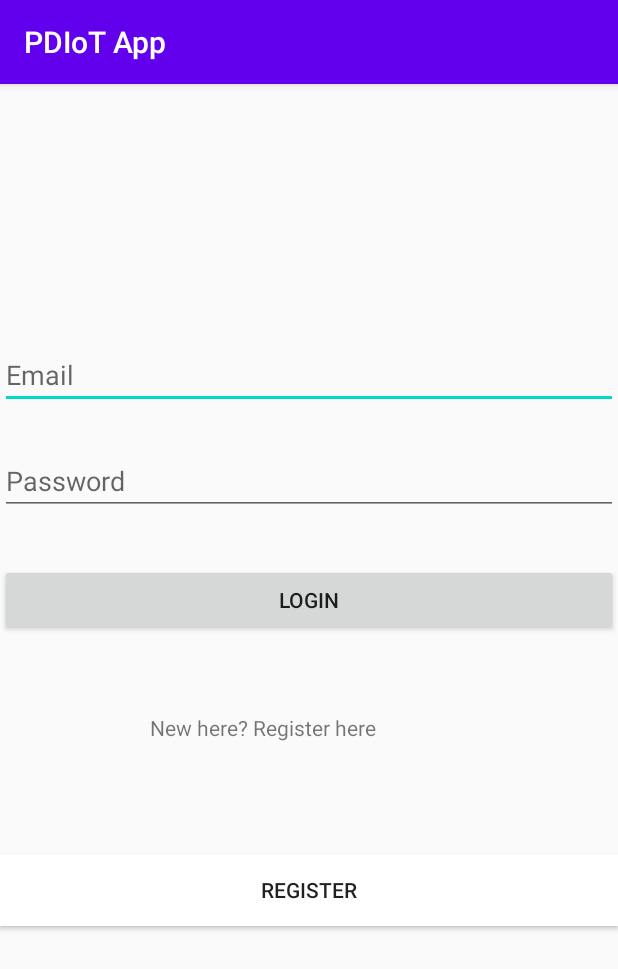
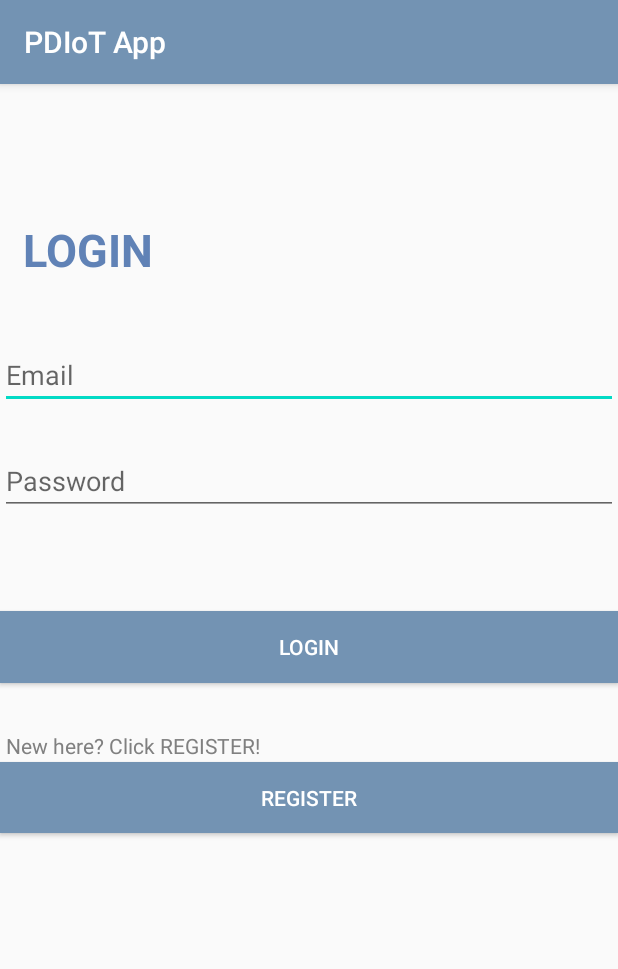
Before and after one commit to Harshitarnav/pdiot_app, an Android app: the screen it shows after launch (MainActivity), on a phone screen of 412 x 824 dp. Shown: the top 969 px of the screen. Run offline under Robolectric (Android 15) with nearby library versions, the light colour scheme and no system bars; our stand-ins replace Firebase (no records; nobody signed in at launch, a user with empty details on screens opened directly).

Commit message:
UI updated

```diff
--- a/app/src/main/res/layout/activity_start.xml
+++ b/app/src/main/res/layout/activity_start.xml
@@ -6,15 +6,32 @@
     android:layout_height="match_parent"
     tools:context=".MainActivity">
 
+
+    <TextView
+        android:id="@+id/textView3"
+        android:layout_width="wrap_content"
+        android:layout_height="wrap_content"
+        android:layout_alignParentStart="true"
+        android:layout_alignParentTop="true"
+        android:layout_marginStart="15dp"
+        android:layout_marginTop="90dp"
+        android:layout_marginBottom="62dp"
+        android:text="LOGIN"
+        android:textColor="#6082B6"
+        android:textSize="30dp"
+        android:textStyle="bold" />
+
     <TextView
         android:id="@+id/textView2"
         android:layout_width="219dp"
         android:layout_height="36dp"
-        android:layout_alignBottom="@+id/register"
+        android:layout_below="@+id/login"
+        android:layout_alignParentStart="true"
+        android:layout_marginStart="4dp"
         android:layout_marginLeft="100dp"
-        android:layout_marginTop="100px"
-        android:layout_marginBottom="106dp"
-        android:text="New here? Register here"
+        android:layout_marginTop="32dp"
+        android:text="New here? Click REGISTER!"
+        android:textColor="#808080"
         app:layout_constraintBottom_toTopOf="@+id/register"
         app:layout_constraintEnd_toEndOf="parent"
         app:layout_constraintStart_toStartOf="parent"
@@ -41,18 +58,22 @@
         android:layout_width="match_parent"
         android:layout_height="wrap_content"
         android:layout_alignBottom="@+id/password"
-        android:layout_marginTop="99dp"
-        android:layout_marginBottom="-274dp"
+        android:layout_alignParentTop="true"
+        android:layout_marginTop="452dp"
+        android:layout_marginBottom="-212dp"
+        android:background="#7393B3"
         android:text="REGISTER"
-        android:background="@android:color/white"
+        android:textColor="#FFFFFF"
         app:layout_constraintStart_toStartOf="@id/login" />
 
     <Button
         android:id="@+id/login"
         android:layout_width="match_parent"
         android:layout_height="wrap_content"
-        android:layout_alignTop="@+id/register"
-        android:layout_marginTop="-193dp"
-        android:text="login" />
+        android:layout_alignParentTop="true"
+        android:layout_marginTop="351dp"
+        android:background="#7393B3"
+        android:text="login"
+        android:textColor="#FFFFFF"/>
 
 </RelativeLayout>
--- a/app/src/main/res/menu/menu_main.xml
+++ b/app/src/main/res/menu/menu_main.xml
@@ -7,5 +7,6 @@
         android:id="@+id/show_tutorial"
         android:orderInCategory="100"
         android:title="Show Tutorial"
-        app:showAsAction="never" />
+        app:showAsAction="never"
+        />
 </menu>
--- a/app/src/main/res/values/colors.xml
+++ b/app/src/main/res/values/colors.xml
@@ -44,6 +44,9 @@
     <color name="deep_orange">#FF5722</color>
     <color name="brown">#795548</color>
     <color name="grey">#E0E0E0</color>
+    <color name="bluegray">#7393B3</color>
+    <color name="glaucous">#6082B6</color>
+    <color name="slategray">#708090</color>
 
     <color name="white_70">#B3FFFFFF</color>
 
--- a/app/src/main/res/values/styles.xml
+++ b/app/src/main/res/values/styles.xml
@@ -2,9 +2,10 @@
     <!-- Base application theme. -->
     <style name="AppTheme" parent="Theme.AppCompat.Light.DarkActionBar">
         <!-- Customize your theme here. -->
-        <item name="colorPrimary">@color/colorPrimary</item>
-        <item name="colorPrimaryDark">@color/colorPrimaryDark</item>
+        <item name="colorPrimary">@color/bluegray</item>
+        <item name="colorPrimaryDark">@color/glaucous</item>
         <item name="colorAccent">@color/colorAccent</item>
+<!--        <item name="android:background">@color/bluegrey</item>-->
     </style>
 
 </resources>
```
Also changed, not shown: app/src/main/res/layout/activity_main.xml (+22 -18 lines), app/src/main/res/layout/activity_respeck_page.xml (+20 -9 lines), app/src/main/res/layout/activity_thingy_page.xml (+19 -8 lines), 636 other files.
